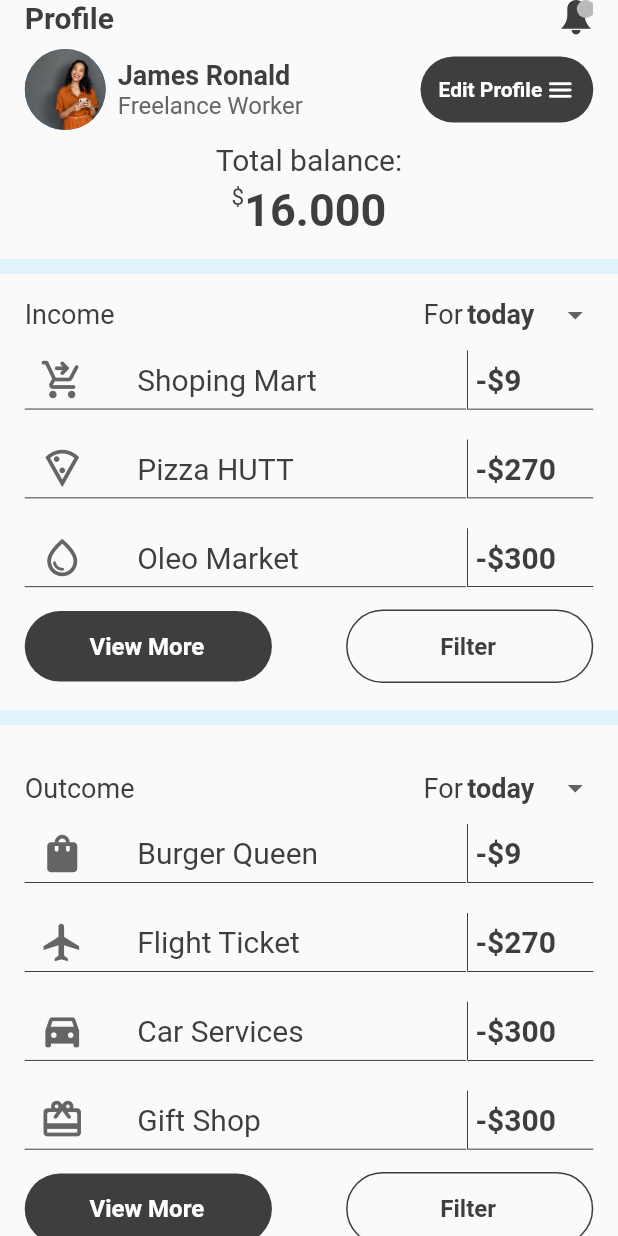
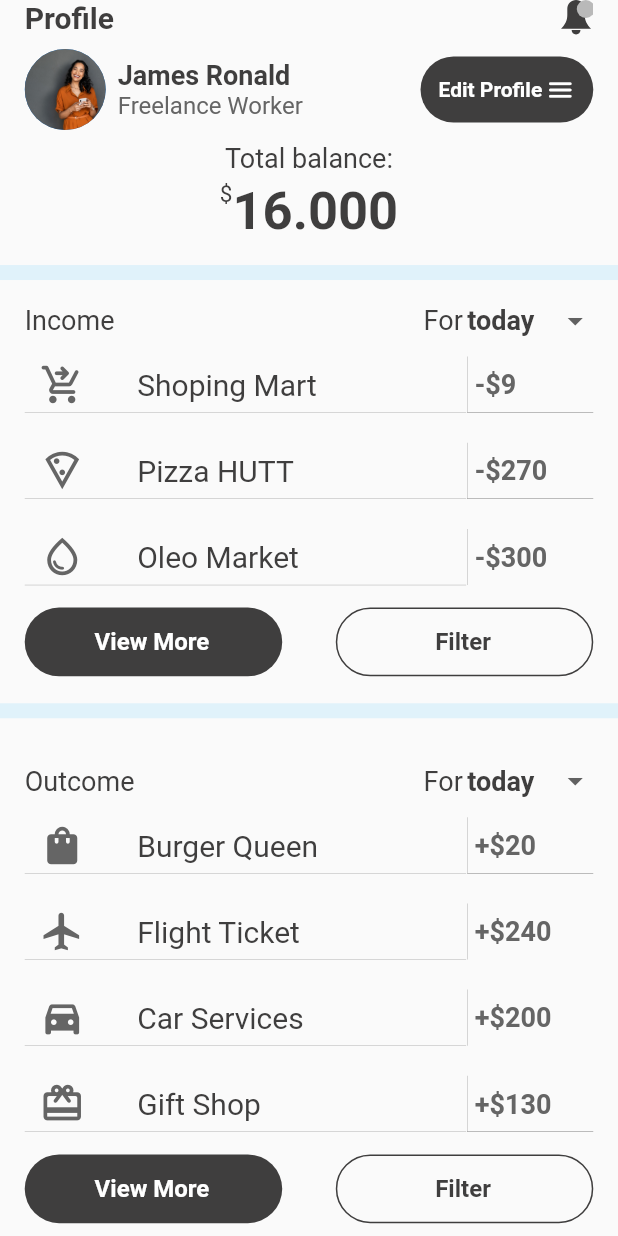
Before and after one commit to siddhant6699/ui_assignment, a Flutter app: the screen it shows after launch, on a phone screen of 412 x 824 dp. Run offline on Flutter 3.47's test engine with Material 2 defaults, Android fonts, the light colour scheme and no system bars; our stand-ins replace flutter_svg.

Commit message:
Minor changes related to UI

```diff
--- a/ui_assignment/lib/home_screen.dart
+++ b/ui_assignment/lib/home_screen.dart
@@ -15,8 +15,8 @@ class HomeScreen extends StatelessWidget {
     var height = MediaQuery.of(context).size.height;
     var width = MediaQuery.of(context).size.width;
     return Scaffold(
-      body: SingleChildScrollView(
-        child: SafeArea(
+      body: SafeArea(
+        child: SingleChildScrollView(
           child: Column(children: [
             ProfileSection(height: height, width: width),
             Container(
@@ -64,26 +64,26 @@ class HomeScreen extends StatelessWidget {
                 DefaultBorderRow(
                     icon: Icons.shopping_bag_rounded,
                     text: "Burger Queen",
-                    rate: "-\$9"),
+                    rate: "+\$20"),
                 SizedBox(
                   height: 20,
                 ),
                 DefaultBorderRow(
-                    icon: Icons.flight, text: "Flight Ticket", rate: "-\$270"),
+                    icon: Icons.flight, text: "Flight Ticket", rate: "+\$240"),
                 SizedBox(
                   height: 20,
                 ),
                 DefaultBorderRow(
                     icon: Icons.directions_car_filled,
                     text: "Car Services",
-                    rate: "-\$300"),
+                    rate: "+\$200"),
                 SizedBox(
                   height: 20,
                 ),
                 DefaultBorderRow(
                     icon: Icons.card_giftcard_rounded,
                     text: "Gift Shop",
-                    rate: "-\$300"),
+                    rate: "+\$130"),
               ],
             ),
           ]),
@@ -190,7 +190,7 @@ class ProfileSection extends StatelessWidget {
                     left: 12,
                     child: CircleAvatar(
                       radius: 6,
-                      backgroundColor: gery,
+                      backgroundColor: gray,
                     ),
                   )
                 ],
@@ -233,7 +233,7 @@ class ProfileSection extends StatelessWidget {
           child: Center(
             child: Text(
               "Total balance:",
-              style: defaultTextStyle.copyWith(fontSize: 20),
+              style: defaultTextStyle.copyWith(fontSize: 18),
             ),
           ),
         ),
@@ -248,7 +248,7 @@ class ProfileSection extends StatelessWidget {
               ),
               Text(
                 "16.000",
-                style: defaultBoldTextStyle.copyWith(fontSize: 30),
+                style: defaultBoldTextStyle.copyWith(fontSize: 35),
               ),
             ],
           ),
--- a/ui_assignment/lib/utils/konstant.dart
+++ b/ui_assignment/lib/utils/konstant.dart
@@ -3,7 +3,7 @@ import 'package:flutter/material.dart';
 const Color defaultBlack = Color(0xFF3F3E3E);
 const Color lightGrey = Color(0xFF656565);
 const Color defaultDivider = Color(0xFFE0F2FA);
-const Color gery = Color(0xFFB9B9B9);
+const Color gray = Color(0xFFB9B9B9);
 const Color defaultWhite = Colors.white;
 var dropDownItem = [
   "today",
--- a/ui_assignment/lib/widgets/default_border_row.dart
+++ b/ui_assignment/lib/widgets/default_border_row.dart
@@ -18,9 +18,10 @@ class DefaultBorderRow extends StatelessWidget {
           children: [
             Container(
               width: MediaQuery.of(context).size.width / 1.4,
-              height: MediaQuery.of(context).size.height / 21,
+              height: MediaQuery.of(context).size.height / 22,
               decoration: const BoxDecoration(
-                  border: Border(bottom: BorderSide(width: 0.5))),
+                border: Border(bottom: BorderSide(width: 0.1)),
+              ),
               child: Row(
                 crossAxisAlignment: CrossAxisAlignment.center,
                 children: [
@@ -42,15 +43,17 @@ class DefaultBorderRow extends StatelessWidget {
             Container(
               alignment: Alignment.centerLeft,
               width: MediaQuery.of(context).size.width / 4.9,
-              height: MediaQuery.of(context).size.height / 21,
+              height: MediaQuery.of(context).size.height / 22,
               padding: const EdgeInsets.only(left: 5),
               decoration: const BoxDecoration(
-                  border: Border(
-                      left: BorderSide(width: 0.5),
-                      bottom: BorderSide(width: 0.5))),
+                border: Border(
+                    left: BorderSide(width: 0.1),
+                    bottom: BorderSide(width: 0.1)),
+              ),
               child: Text(
                 rate,
-                style: defaultBoldTextStyle.copyWith(fontSize: 20),
+                style: secondaryTextStyle.copyWith(
+                    fontSize: 18, fontWeight: FontWeight.bold),
               ),
             ),
           ],
--- a/ui_assignment/lib/widgets/default_button.dart
+++ b/ui_assignment/lib/widgets/default_button.dart
@@ -18,8 +18,9 @@ class DefaultButton extends StatelessWidget {
       splashColor: Colors.black,
       onTap: onPressed,
       child: Container(
-        width: MediaQuery.of(context).size.width / 2.5,
-        padding: const EdgeInsets.fromLTRB(0, 14, 0, 14),
+        width: MediaQuery.of(context).size.width / 2.4,
+        height: MediaQuery.of(context).size.height / 18,
+        //padding: const EdgeInsets.fromLTRB(0, 14, 0, 14),
         decoration: const BoxDecoration(
             color: defaultBlack, borderRadius: defaultButtonRadius),
         child: Row(
--- a/ui_assignment/lib/widgets/default_light_button.dart
+++ b/ui_assignment/lib/widgets/default_light_button.dart
@@ -18,8 +18,9 @@ class DefaultLightButton extends StatelessWidget {
       splashColor: lightGrey,
       onTap: onPressed,
       child: Container(
-        width: MediaQuery.of(context).size.width / 2.5,
-        padding: const EdgeInsets.fromLTRB(0, 14, 0, 14),
+        width: MediaQuery.of(context).size.width / 2.4,
+        height: MediaQuery.of(context).size.height / 18,
+        //padding: const EdgeInsets.fromLTRB(0, 14, 0, 14),
         decoration: BoxDecoration(
           border: Border.all(
             color: defaultBlack,
```
